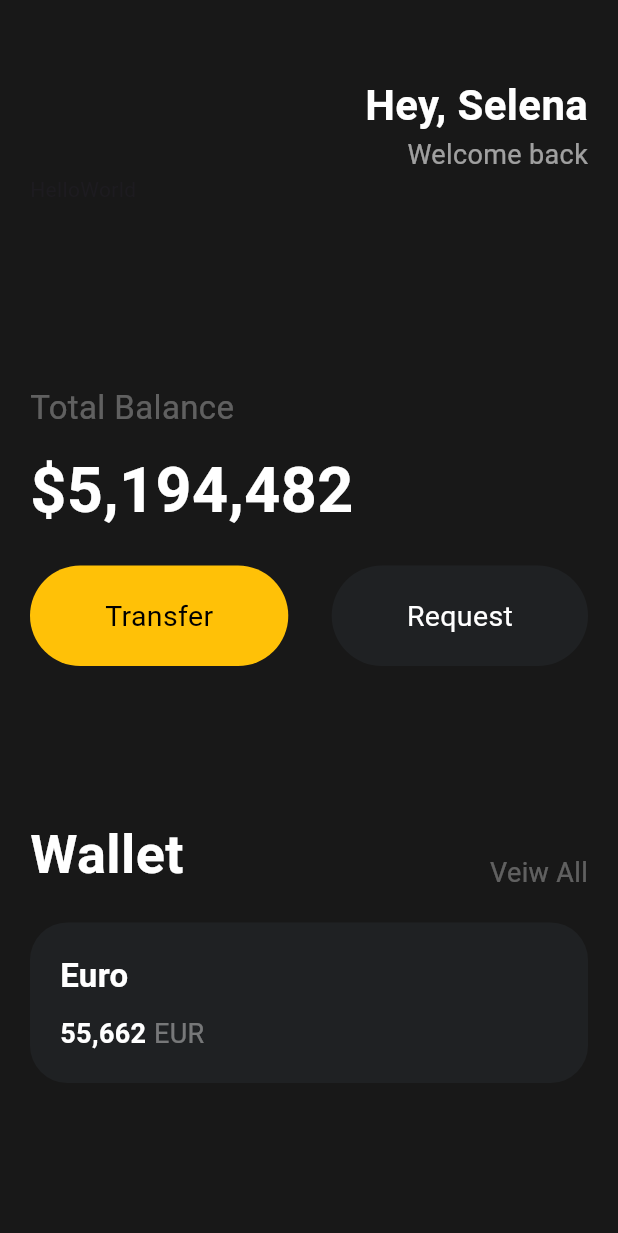
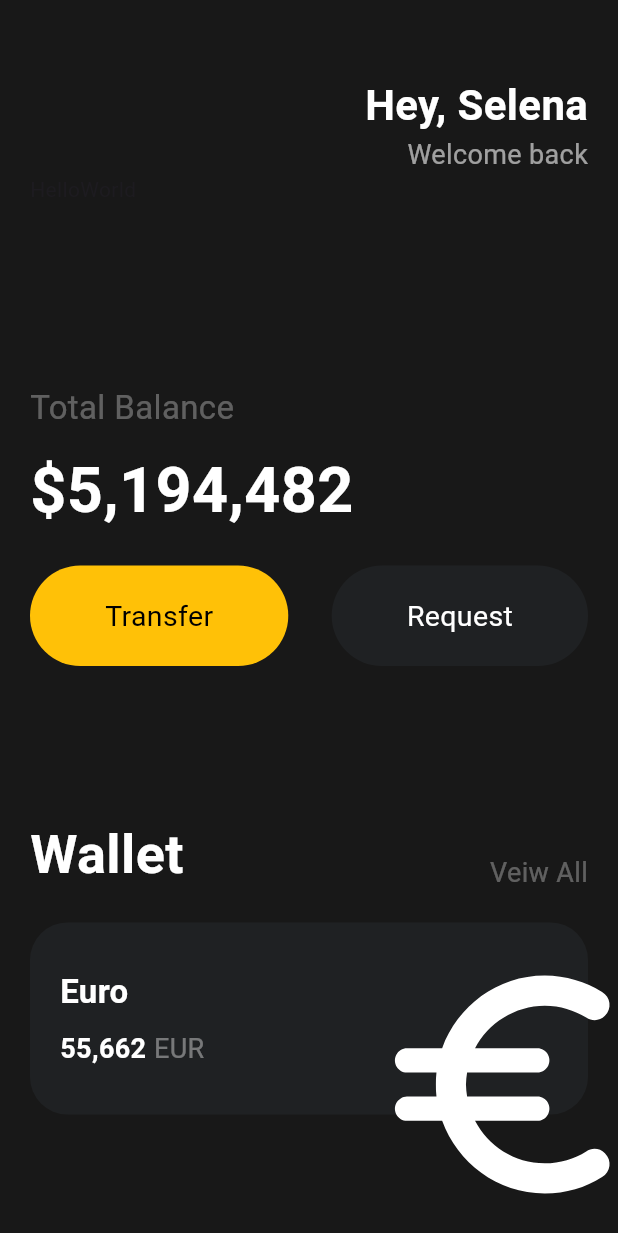
Before and after one commit to baesee/std-nomard-flutter-1, a Flutter app: the screen it shows after launch, on a phone screen of 412 x 824 dp. Shown: the top 1233 px of the screen. Run offline on Flutter 3.47's test engine with Material 3 defaults, Android fonts, the phone set to English and light mode, and no system bars.

Commit message:
fix : 아이콘 위젯 사용 중

```diff
--- a/lib/main.dart
+++ b/lib/main.dart
@@ -115,6 +115,7 @@ class MyApp extends StatelessWidget {
                 child: Padding(
                   padding: const EdgeInsets.all(20),
                   child: Row(
+                    mainAxisAlignment: MainAxisAlignment.spaceBetween,
                     children: [
                       Column(
                         crossAxisAlignment: CrossAxisAlignment.start,
@@ -149,6 +150,17 @@ class MyApp extends StatelessWidget {
                             ],
                           ),
                         ],
+                      ),
+                      Transform.scale(
+                        scale: 2.2,
+                        child: Transform.translate(
+                          offset: const Offset(5, 20),
+                          child: const Icon(
+                            Icons.euro_rounded,
+                            color: Colors.white,
+                            size: 88,
+                          ),
+                        ),
                       ),
                     ],
                   ),
```
